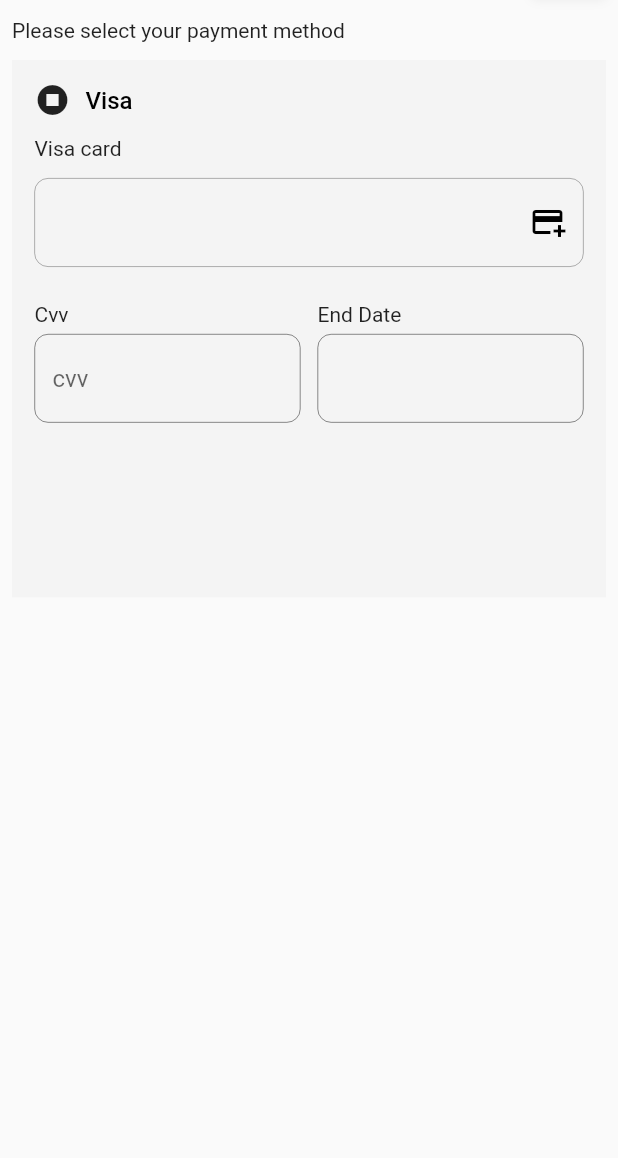
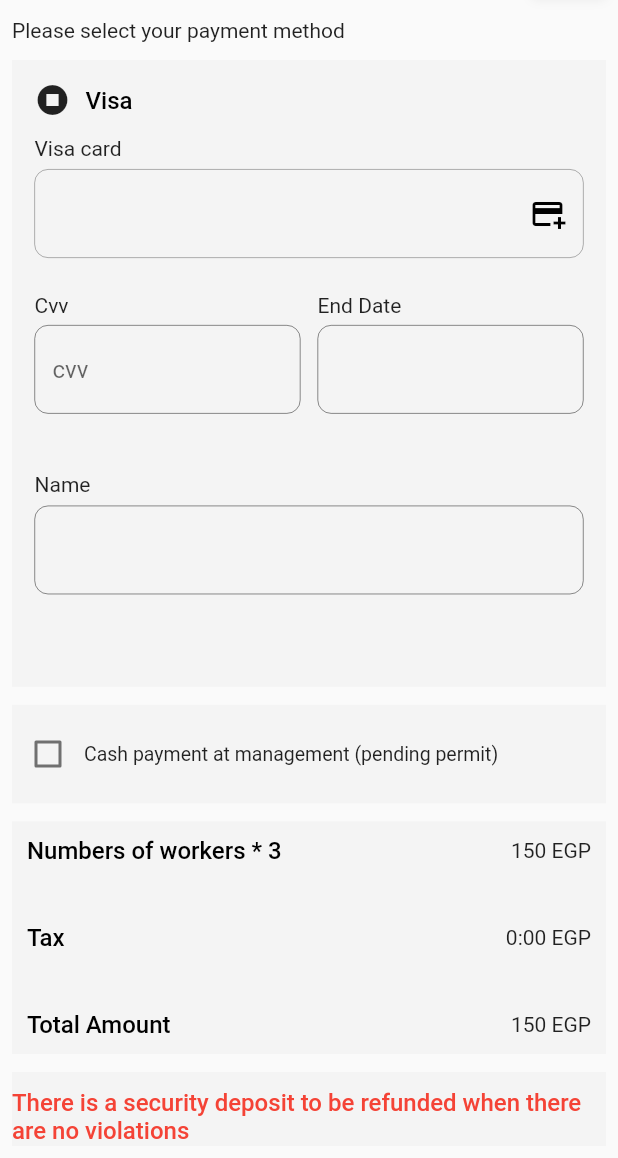
Before and after one commit to AlaaNabilKhalaf/facility_project, a Flutter app: the PayWay screen opened directly, on a phone screen of 412 x 824 dp, the part 78-1236 px from its top. Run offline on Flutter 3.47's test engine with Material 2 defaults, Android fonts, the phone set to English and light mode, and no system bars; our stand-ins replace animated_text_kit, carousel_slider, date_picker_timeline, dot_navigation_bar, flutter_bloc, flutter_rating_bar and 9 more; missing offline and left inert: wave_transition.

```diff
--- a/lib/features/tasareeh/presentation/views/widgets/payWay.dart
+++ b/lib/features/tasareeh/presentation/views/widgets/payWay.dart
@@ -1,13 +1,24 @@
 import 'package:facility/constants.dart';
 import 'package:facility/core/shared_widgets/appbar2.dart';
+import 'package:facility/core/shared_widgets/check_button.dart';
+import 'package:facility/core/shared_widgets/custom_buttom.dart';
 import 'package:facility/core/shared_widgets/text_field.dart';
 import 'package:facility/core/utilies/styles.dart';
+import 'package:facility/features/tasareeh/presentation/views/widgets/confirmData.dart';
 import 'package:flutter/cupertino.dart';
 import 'package:flutter/material.dart';
 import 'package:flutter_screenutil/flutter_screenutil.dart';
 
-class PayWay extends StatelessWidget {
+class PayWay extends StatefulWidget {
   const PayWay({Key? key}) : super(key: key);
+
+  @override
+  State<PayWay> createState() => _PayWayState();
+}
+
+class _PayWayState extends State<PayWay> {
+
+  bool isChecked=false;
 
   @override
   Widget build(BuildContext context) {
@@ -20,10 +31,74 @@
             children: [
              Text("Please select your payment method"),
               SizedBox(height: 10.h,),
+              const PaymentMethod(),
+              SizedBox(height: 10.h,),
+              Container(height: 55.h,color: LIGHT_GREY.withOpacity(.1),
+              child:CheckButtom(text: 'Cash payment at management (pending permit)',)
+              ),
+              SizedBox(height: 10.h,),
               Container(
+                padding: EdgeInsets.all(10),
+                height: 130.h,
+                color: LIGHT_GREY.withOpacity(.1),
+                child:  Column(
+                  mainAxisAlignment: MainAxisAlignment.spaceBetween,
+                  children: [
+                    AccountsContainer(txt1: 'Numbers of workers * 3', txt2: "150 EGP",),
+                    AccountsContainer(txt1: 'Tax',txt2: '0:00 EGP',),
+                    AccountsContainer(txt1: 'Total Amount',txt2: '150 EGP',),
+                  ],
+                ),
+              ),
+              SizedBox(height: 10.h,),
+              Container(
+                alignment: Alignment.center,
+                height: 50.h,color: LIGHT_GREY.withOpacity(.1),
+                child: Text('There is a security deposit to be refunded when there are no violations',
+                  style: Styles.textStyle16.copyWith(color: Colors.red),),),
+              SizedBox(height: 10.h,),
+              CustomButton(backgroundColor: kPrimaryColor, text: 'Confirm',
+                  func: (){
+                Navigator.push(context, MaterialPageRoute(builder: (context)=>ConfirmData()));
+                  }, width: double.infinity)
+
+            ],
+          ),
+        ),
+      ),
+    );
+  }
+}
+
+class AccountsContainer extends StatelessWidget {
+   AccountsContainer({
+  required this.txt1,
+     required this.txt2
+  });
+String txt1;
+String txt2;
+  @override
+  Widget build(BuildContext context) {
+    return Row(
+      mainAxisAlignment: MainAxisAlignment.spaceBetween,
+      children: [
+      Text(txt1,style: Styles.textStyle16,),
+      Text(txt2)
+    ],);
+  }
+}
+
+class PaymentMethod extends StatelessWidget {
+  const PaymentMethod({
+    super.key,
+  });
+
+  @override
+  Widget build(BuildContext context) {
+    return Container(
       padding: EdgeInsets.all(15),
       height:
-                300.h,
+      350.h,
       color: LIGHT_GREY.withOpacity(.1),
       child:  Column(
         crossAxisAlignment: CrossAxisAlignment.start,
@@ -37,7 +112,7 @@
           ),
 SizedBox(height: 10.h,),
           const Text('Visa card'),
-                    SizedBox(height: 10.h,),
+          SizedBox(height: 5.h,),
           defaultText(type: TextInputType.text,borderWidth: .2,suffix: Icons.add_card_outlined),
           SizedBox(height: 20.h,),
           SizedBox(
@@ -69,14 +144,12 @@
                 )
               ],
             ),
-                    )
+          ),
+          Text("Name"),
+          SizedBox(height: 5.h,),
+          defaultText(type: TextInputType.text,borderWidth: .3)
 
         ],
-                ),
-              )
-            ],
-          ),
-        ),
       ),
     );
   }
```
Also changed, not shown: lib/features/tasareeh/presentation/views/widgets/confirmData.dart (added, +87 -0 lines). Lines whose indentation alone changed are shown as unchanged.
